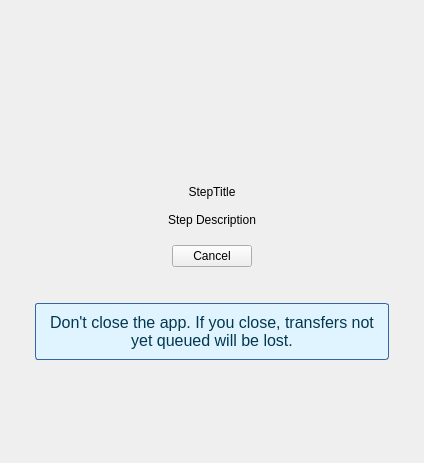
The window that src/MEGASync/gui/macx/ScanningWidget.ui (meganz/MEGAsync) describes before a commit, drawn with Qt 5.
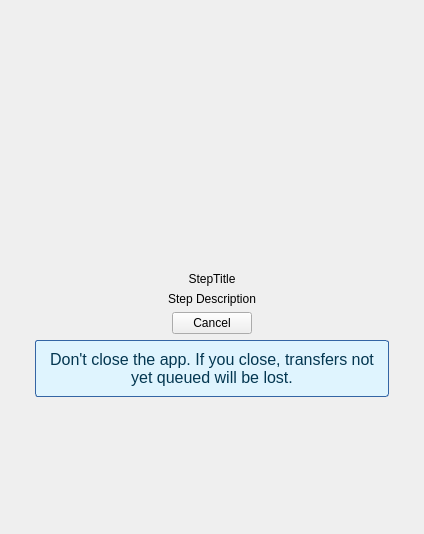
The same window after the commit.

The edit to the form file:
```diff
--- a/src/MEGASync/gui/macx/ScanningWidget.ui
+++ b/src/MEGASync/gui/macx/ScanningWidget.ui
@@ -7,7 +7,7 @@
     <x>0</x>
     <y>0</y>
     <width>424</width>
-    <height>463</height>
+    <height>534</height>
    </rect>
   </property>
   <property name="windowTitle">
@@ -20,12 +20,12 @@
       <enum>Qt::Vertical</enum>
      </property>
      <property name="sizeType">
-      <enum>QSizePolicy::Preferred</enum>
+      <enum>QSizePolicy::Expanding</enum>
      </property>
      <property name="sizeHint" stdset="0">
       <size>
        <width>20</width>
-       <height>50</height>
+       <height>25</height>
       </size>
      </property>
     </spacer>
@@ -47,6 +47,12 @@
      </item>
      <item>
       <widget class="QLabel" name="lAnimation">
+       <property name="sizePolicy">
+        <sizepolicy hsizetype="Preferred" vsizetype="Preferred">
+         <horstretch>0</horstretch>
+         <verstretch>0</verstretch>
+        </sizepolicy>
+       </property>
        <property name="minimumSize">
         <size>
          <width>0</width>
@@ -84,7 +90,7 @@
      <property name="sizeHint" stdset="0">
       <size>
        <width>20</width>
-       <height>5</height>
+       <height>0</height>
       </size>
      </property>
     </spacer>
@@ -110,7 +116,7 @@
      <property name="sizeHint" stdset="0">
       <size>
        <width>20</width>
-       <height>8</height>
+       <height>0</height>
       </size>
      </property>
     </spacer>
@@ -136,7 +142,7 @@
      <property name="sizeHint" stdset="0">
       <size>
        <width>20</width>
-       <height>12</height>
+       <height>0</height>
       </size>
      </property>
     </spacer>
@@ -187,12 +193,12 @@
       <enum>Qt::Vertical</enum>
      </property>
      <property name="sizeType">
-      <enum>QSizePolicy::Minimum</enum>
+      <enum>QSizePolicy::Preferred</enum>
      </property>
      <property name="sizeHint" stdset="0">
       <size>
        <width>20</width>
-       <height>30</height>
+       <height>0</height>
       </size>
      </property>
     </spacer>
@@ -276,10 +282,13 @@
      <property name="orientation">
       <enum>Qt::Vertical</enum>
      </property>
+     <property name="sizeType">
+      <enum>QSizePolicy::Expanding</enum>
+     </property>
      <property name="sizeHint" stdset="0">
       <size>
        <width>20</width>
-       <height>107</height>
+       <height>60</height>
       </size>
      </property>
     </spacer>
```
